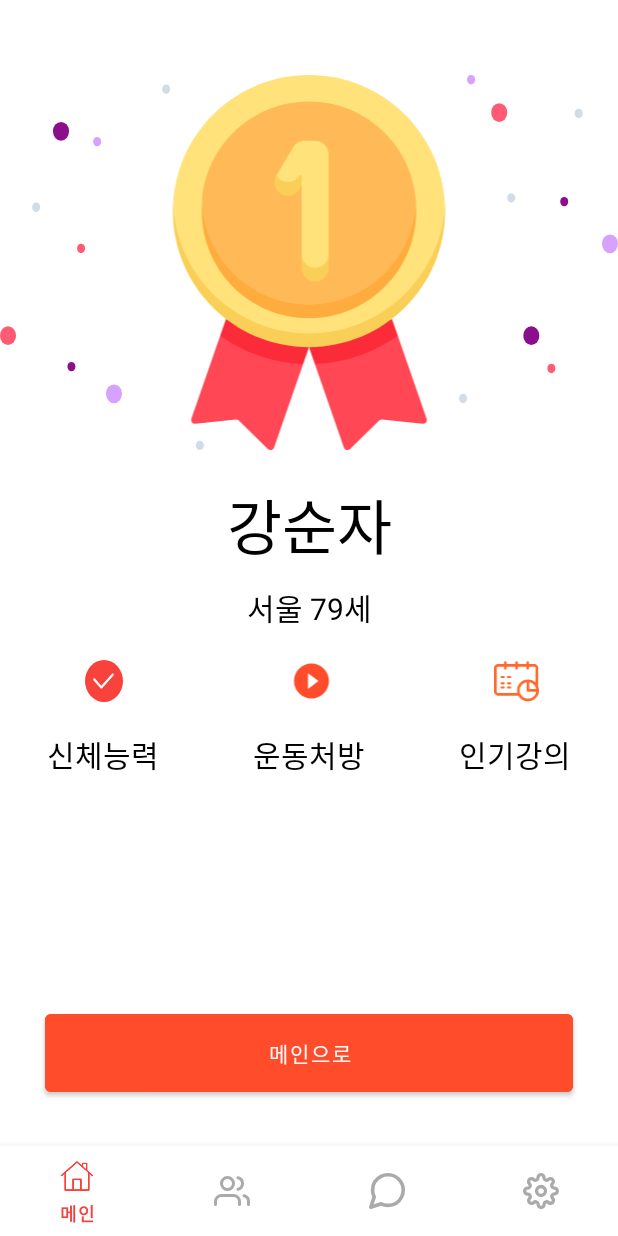
After one commit to Leewongi0731/DataCompetition_ExercisePharmacist, an Android app: the fragment HealthTestResultFragment placed in its activity, on a phone screen of 412 x 824 dp. The commit adds this screen. Run offline under Robolectric (Android 15) with nearby library versions, the phone set to English and light mode, and no system bars.

Commit message:
운동테스트 추가, 설정 추가

```diff
--- a/app/src/main/java/com/example/physicalplatform/health/HealthFragment.java
+++ b/app/src/main/java/com/example/physicalplatform/health/HealthFragment.java
@@ -5,10 +5,13 @@
 import android.view.LayoutInflater;
 import android.view.View;
 import android.view.ViewGroup;
+import android.widget.LinearLayout;
 
 import androidx.annotation.NonNull;
 import androidx.annotation.Nullable;
+import androidx.appcompat.app.AppCompatActivity;
 import androidx.fragment.app.Fragment;
+import androidx.fragment.app.FragmentTransaction;
 import androidx.recyclerview.widget.LinearLayoutManager;
 import androidx.recyclerview.widget.RecyclerView;
 
@@ -31,6 +34,9 @@
     private HealthFragmentRecyclerViewAdapter bestHealthAdapter;
     private HealthFragmentRecyclerViewAdapter trendHealthAdapter;
 
+    private LinearLayout healthTestLinearLayout;
+    private AppCompatActivity activity;
+    private FragmentTransaction transaction;
     @Nullable
     @Override
     public View onCreateView(@NonNull LayoutInflater inflater, @Nullable ViewGroup container, @Nullable Bundle savedInstanceState) {
@@ -38,6 +44,19 @@
         context = container.getContext();
 
         initLayout();
+
+        // click test btn
+        healthTestLinearLayout = viewGroup.findViewById(R.id.healthTestLinearLayout);
+        healthTestLinearLayout.setOnClickListener(new View.OnClickListener(){
+            @Override
+            public void onClick(View v) {
+                activity = (AppCompatActivity)v.getContext();
+                transaction = activity.getSupportFragmentManager().beginTransaction();
+                transaction.replace(R.id.frame_container, new HealthTestFragment());
+                transaction.addToBackStack(null);
+                transaction.commit();
+            }
+        });
 
         return viewGroup;
     }
--- /dev/null
+++ b/app/src/main/java/com/example/physicalplatform/health/HealthTestResultFragment.java
@@ -0,0 +1,79 @@
+package com.example.physicalplatform.health;
+
+import android.content.Context;
+import android.os.Bundle;
+import android.view.LayoutInflater;
+import android.view.View;
+import android.view.ViewGroup;
+import android.widget.Button;
+import android.widget.TextView;
+
+import androidx.annotation.NonNull;
+import androidx.annotation.Nullable;
+import androidx.appcompat.app.AppCompatActivity;
+import androidx.fragment.app.Fragment;
+import androidx.fragment.app.FragmentTransaction;
+
+import com.example.physicalplatform.R;
+
+public class HealthTestResultFragment extends Fragment {
+    private ViewGroup viewGroup;
+    private Context context;
+
+    private String test1;
+    private String test2;
+    private String test3;
+    private TextView healthTestUserName;
+    private TextView healthTestUserPositionAge;
+    private Button healthTestMainBtn;
+
+    private AppCompatActivity activity;
+    private FragmentTransaction transaction;
+    @Nullable
+    @Override
+    public View onCreateView(@NonNull LayoutInflater inflater, @Nullable ViewGroup container, @Nullable Bundle savedInstanceState) {
+        viewGroup = (ViewGroup) inflater.inflate(R.layout.health_test_result, container, false);
+        context = container.getContext();
+
+
+        Bundle bundle=getArguments();
+        if(bundle !=null) {
+            test1 = bundle.getString("test1");
+            test2 = bundle.getString("test2");
+            test3 = bundle.getString("test3");
+        }
+
+        getRecommendExercise();
+
+        // set Name
+        healthTestUserName = (TextView)viewGroup.findViewById(R.id.healthTestUserName);
+    //    healthTestUserName.setText("이원기");
+
+        // set position, Age
+        healthTestUserPositionAge = viewGroup.findViewById(R.id.healthTestUserPositionAge);
+     //   healthTestUserPositionAge.setText("서울 88세");
+
+
+        // click homeBtn
+        healthTestMainBtn = viewGroup.findViewById(R.id.healthTestMainBtn);
+        healthTestMainBtn.setOnClickListener(new View.OnClickListener(){
+            @Override
+            public void onClick(View v) {
+                activity = (AppCompatActivity)v.getContext();
+                transaction = activity.getSupportFragmentManager().beginTransaction();
+                transaction.replace(R.id.frame_container, new HealthFragment());
+                transaction.addToBackStack(null);
+                transaction.commit();
+            }
+        });
+
+        return viewGroup;
+    }
+
+
+    private String[] getRecommendExercise(){
+        // 운동추천 모델 돌리고 결과 return
+        String[] recommendExercise = { "목운동", "허리운동" };
+        return recommendExercise;
+    }
+}
--- /dev/null
+++ b/app/src/main/res/drawable/ic_medal.xml
@@ -0,0 +1,39 @@
+<vector xmlns:android="http://schemas.android.com/apk/res/android"
+    android:width="512dp"
+    android:height="512dp"
+    android:viewportWidth="512"
+    android:viewportHeight="512">
+  <path
+      android:pathData="m155.028,355.114 l-20.298,0.99 -39.354,113.066c-1.254,3.601 1.664,7.284 5.457,6.886l55.163,-5.776c1.541,-0.161 3.073,0.372 4.181,1.455l39.655,38.779c2.726,2.666 7.3,1.591 8.553,-2.01l39.611,-113.805 -11.68,-11.336z"
+      android:fillColor="#ff4755"/>
+  <path
+      android:pathData="m247.996,394.699 l8.004,-22.995 -113.29,-38.526 -7.98,22.927c32.17,22.955 71.122,37.007 113.266,38.594z"
+      android:fillColor="#fc2b3a"/>
+  <path
+      android:pathData="m356.972,355.114 l20.298,0.99 39.354,113.066c1.254,3.601 -1.664,7.284 -5.457,6.886l-55.163,-5.776c-1.541,-0.161 -3.073,0.372 -4.18,1.455l-39.655,38.779c-2.726,2.666 -7.3,1.591 -8.553,-2.01l-39.611,-113.805 11.68,-11.336z"
+      android:fillColor="#ff4755"/>
+  <path
+      android:pathData="m264.004,394.699 l-8.004,-22.995 113.29,-38.526 7.98,22.927c-32.17,22.955 -71.122,37.007 -113.266,38.594z"
+      android:fillColor="#fc2b3a"/>
+  <path
+      android:pathData="m256,360.116c-185.852,0 -185.774,-180.529 -185.62,-183.632 4.879,-98.29 86.118,-176.484 185.62,-176.484s180.741,78.194 185.62,176.485c0.154,3.103 0.232,183.631 -185.62,183.631z"
+      android:fillColor="#ffe27a"/>
+  <path
+      android:pathData="m256,352.969c-99.502,0 -180.738,-78.194 -185.618,-176.485 -0.154,3.103 -0.234,6.226 -0.234,9.367 0,102.643 83.209,185.852 185.852,185.852s185.852,-83.209 185.852,-185.852c0,-3.142 -0.08,-6.264 -0.234,-9.367 -4.88,98.291 -86.116,176.485 -185.618,176.485z"
+      android:fillColor="#f9cf58"/>
+  <path
+      android:pathData="m256,320.126c-146.117,0 -146.313,-143.682 -146.117,-146.78 4.831,-76.496 68.403,-137.044 146.117,-137.044s141.286,60.548 146.117,137.044c0.196,3.097 0,146.78 -146.117,146.78z"
+      android:fillColor="#ffba57"/>
+  <path
+      android:pathData="m256,313.529c-77.713,0 -141.274,-60.55 -146.105,-137.045 -0.196,3.098 -0.307,6.22 -0.307,9.367 0,80.861 65.551,146.412 146.412,146.412s146.412,-65.551 146.412,-146.412c0,-3.148 -0.111,-6.269 -0.307,-9.367 -4.831,76.495 -68.392,137.045 -146.105,137.045z"
+      android:fillColor="#ffac3e"/>
+  <path
+      android:pathData="m264.35,272.82c-10.165,0 -18.406,-8.24 -18.406,-18.406v-9.735,-93.416s-11.013,11.045 -24.19,4.418c-10.274,-5.167 -10.274,-18.466 -10.274,-18.466l22.693,-38.306c3.314,-5.594 9.334,-9.025 15.836,-9.025h14.341c10.165,0 18.406,8.24 18.406,18.406v136.389,9.735c0,10.166 -8.241,18.406 -18.406,18.406z"
+      android:fillColor="#ffe27a"/>
+  <path
+      android:pathData="m243.415,136.8c-4.885,8.247 -15.272,11.823 -23.935,7.718 -3.506,-1.661 -6.209,-4.242 -8.006,-7.29 -5.111,8.646 -2.344,19.769 6.166,25.024 8.776,5.42 20.503,2.184 25.759,-6.691l2.546,-4.299v-13.771c0,-1.382 -1.825,-1.881 -2.53,-0.691z"
+      android:fillColor="#f9cf58"/>
+  <path
+      android:pathData="m264.35,263.085c-10.165,0 -18.406,-8.24 -18.406,-18.406v18.735c0,10.166 8.241,18.406 18.406,18.406s18.406,-8.24 18.406,-18.406v-18.735c0,10.166 -8.241,18.406 -18.406,18.406z"
+      android:fillColor="#f9cf58"/>
+</vector>
--- /dev/null
+++ b/app/src/main/res/drawable/ic_medal_background.xml
@@ -0,0 +1,114 @@
+<vector xmlns:android="http://schemas.android.com/apk/res/android"
+    android:width="385dp"
+    android:height="200dp"
+    android:viewportWidth="385"
+    android:viewportHeight="200">
+  <path
+      android:pathData="M311,20m-5,0a5,5 0,1 1,10 0a5,5 0,1 1,-10 0"
+      android:strokeWidth="1"
+      android:fillColor="#FF5B74"
+      android:fillType="evenOdd"
+      android:strokeColor="#00000000"/>
+  <path
+      android:pathData="M331,139m-5,0a5,5 0,1 1,10 0a5,5 0,1 1,-10 0"
+      android:strokeWidth="1"
+      android:fillColor="#8B0E8B"
+      android:fillType="evenOdd"
+      android:strokeColor="#00000000"/>
+  <path
+      android:pathData="M380,90m-5,0a5,5 0,1 1,10 0a5,5 0,1 1,-10 0"
+      android:strokeWidth="1"
+      android:fillColor="#D6A1FF"
+      android:fillType="evenOdd"
+      android:strokeColor="#00000000"/>
+  <path
+      android:pathData="M5,139m-5,0a5,5 0,1 1,10 0a5,5 0,1 1,-10 0"
+      android:strokeWidth="1"
+      android:fillColor="#FF5B74"
+      android:fillType="evenOdd"
+      android:strokeColor="#00000000"/>
+  <path
+      android:pathData="M71,170m-5,0a5,5 0,1 1,10 0a5,5 0,1 1,-10 0"
+      android:strokeWidth="1"
+      android:fillColor="#D6A1FF"
+      android:fillType="evenOdd"
+      android:strokeColor="#00000000"/>
+  <path
+      android:pathData="M38,30m-5,0a5,5 0,1 1,10 0a5,5 0,1 1,-10 0"
+      android:strokeWidth="1"
+      android:fillColor="#8B0E8B"
+      android:fillType="evenOdd"
+      android:strokeColor="#00000000"/>
+  <path
+      android:pathData="M60.5,35.5m-2.5,0a2.5,2.5 0,1 1,5 0a2.5,2.5 0,1 1,-5 0"
+      android:strokeWidth="1"
+      android:fillColor="#D6A1FF"
+      android:fillType="evenOdd"
+      android:strokeColor="#00000000"/>
+  <path
+      android:pathData="M50.5,92.5m-2.5,0a2.5,2.5 0,1 1,5 0a2.5,2.5 0,1 1,-5 0"
+      android:strokeWidth="1"
+      android:fillColor="#FF5B74"
+      android:fillType="evenOdd"
+      android:strokeColor="#00000000"/>
+  <path
+      android:pathData="M103.5,7.5m-2.5,0a2.5,2.5 0,1 1,5 0a2.5,2.5 0,1 1,-5 0"
+      android:strokeWidth="1"
+      android:fillColor="#D1DCE6"
+      android:fillType="evenOdd"
+      android:strokeColor="#00000000"/>
+  <path
+      android:pathData="M318.5,65.5m-2.5,0a2.5,2.5 0,1 1,5 0a2.5,2.5 0,1 1,-5 0"
+      android:strokeWidth="1"
+      android:fillColor="#D1DCE6"
+      android:fillType="evenOdd"
+      android:strokeColor="#00000000"/>
+  <path
+      android:pathData="M360.5,20.5m-2.5,0a2.5,2.5 0,1 1,5 0a2.5,2.5 0,1 1,-5 0"
+      android:strokeWidth="1"
+      android:fillColor="#D1DCE6"
+      android:fillType="evenOdd"
+      android:strokeColor="#00000000"/>
+  <path
+      android:pathData="M288.5,172.5m-2.5,0a2.5,2.5 0,1 1,5 0a2.5,2.5 0,1 1,-5 0"
+      android:strokeWidth="1"
+      android:fillColor="#D1DCE6"
+      android:fillType="evenOdd"
+      android:strokeColor="#00000000"/>
+  <path
+      android:pathData="M22.5,70.5m-2.5,0a2.5,2.5 0,1 1,5 0a2.5,2.5 0,1 1,-5 0"
+      android:strokeWidth="1"
+      android:fillColor="#D1DCE6"
+      android:fillType="evenOdd"
+      android:strokeColor="#00000000"/>
+  <path
+      android:pathData="M124.5,197.5m-2.5,0a2.5,2.5 0,1 1,5 0a2.5,2.5 0,1 1,-5 0"
+      android:strokeWidth="1"
+      android:fillColor="#D1DCE6"
+      android:fillType="evenOdd"
+      android:strokeColor="#00000000"/>
+  <path
+      android:pathData="M44.5,155.5m-2.5,0a2.5,2.5 0,1 1,5 0a2.5,2.5 0,1 1,-5 0"
+      android:strokeWidth="1"
+      android:fillColor="#8B0E8B"
+      android:fillType="evenOdd"
+      android:strokeColor="#00000000"/>
+  <path
+      android:pathData="M343.5,156.5m-2.5,0a2.5,2.5 0,1 1,5 0a2.5,2.5 0,1 1,-5 0"
+      android:strokeWidth="1"
+      android:fillColor="#FF5B74"
+      android:fillType="evenOdd"
+      android:strokeColor="#00000000"/>
+  <path
+      android:pathData="M351.5,67.5m-2.5,0a2.5,2.5 0,1 1,5 0a2.5,2.5 0,1 1,-5 0"
+      android:strokeWidth="1"
+      android:fillColor="#8B0E8B"
+      android:fillType="evenOdd"
+      android:strokeColor="#00000000"/>
+  <path
+      android:pathData="M293.5,2.5m-2.5,0a2.5,2.5 0,1 1,5 0a2.5,2.5 0,1 1,-5 0"
+      android:strokeWidth="1"
+      android:fillColor="#D6A1FF"
+      android:fillType="evenOdd"
+      android:strokeColor="#00000000"/>
+</vector>
--- /dev/null
+++ b/app/src/main/res/layout/health_test_result.xml
@@ -0,0 +1,125 @@
+<?xml version="1.0" encoding="utf-8"?>
+<LinearLayout xmlns:android="http://schemas.android.com/apk/res/android"
+    android:layout_width="match_parent"
+    android:layout_height="match_parent"
+    android:orientation="vertical"
+    >
+
+
+    <ImageView
+        android:layout_width="match_parent"
+        android:layout_height="250dp"
+        android:layout_marginTop="50dp"
+        android:src="@drawable/ic_medal"
+        android:background="@drawable/ic_medal_background"
+        />
+
+    <TextView
+        android:id="@+id/healthTestUserName"
+        android:layout_width="match_parent"
+        android:layout_height="wrap_content"
+        android:layout_marginTop="20dp"
+        android:text="강순자"
+        android:textSize="40sp"
+        android:textColor="@color/black"
+        android:gravity="center"
+        />
+
+    <TextView
+        android:id="@+id/healthTestUserPositionAge"
+        android:layout_width="match_parent"
+        android:layout_height="wrap_content"
+        android:text="서울 79세"
+        android:textSize="20sp"
+        android:textColor="@color/black"
+        android:gravity="center"
+        android:layout_marginTop="10dp"
+        />
+
+    <LinearLayout
+        android:layout_width="match_parent"
+        android:layout_height="wrap_content"
+        android:orientation="horizontal"
+        android:weightSum="3"
+        android:layout_marginTop="20dp"
+        >
+        <ImageView
+            android:layout_width="wrap_content"
+            android:layout_height="match_parent"
+            android:src="@drawable/ic_check"
+            android:layout_weight="1"
+            />
+        <ImageView
+            android:layout_width="wrap_content"
+            android:layout_height="match_parent"
+            android:src="@drawable/ic_play_video"
+            android:layout_weight="1"
+            />
+        <ImageView
+            android:layout_width="wrap_content"
+            android:layout_height="match_parent"
+            android:src="@drawable/ic_calendar"
+            android:layout_weight="1"
+            />
+    </LinearLayout>
+
+    <LinearLayout
+        android:layout_width="match_parent"
+        android:layout_height="wrap_content"
+        android:orientation="horizontal"
+        android:weightSum="3"
+        android:layout_marginTop="20dp"
+        >
+        <TextView
+            android:layout_width="wrap_content"
+            android:layout_height="wrap_content"
+            android:text="신체능력"
+            android:textSize="20sp"
+            android:textColor="@color/black"
+            android:gravity="center"
+            android:layout_weight="1"
+            />
+        <TextView
+            android:layout_width="wrap_content"
+            android:layout_height="wrap_content"
+            android:text="운동처방"
+            android:textSize="20sp"
+            android:textColor="@color/black"
+            android:gravity="center"
+            android:layout_weight="1"
+            />
+        <TextView
+            android:layout_width="wrap_content"
+            android:layout_height="wrap_content"
+            android:text="인기강의"
+            android:textSize="20sp"
+            android:textColor="@color/black"
+            android:gravity="center"
+            android:layout_weight="1"
+            />
+    </LinearLayout>
+
+
+    <RelativeLayout
+        android:layout_width="match_parent"
+        android:layout_height="match_parent"
+        >
+
+        <Button
+            android:id="@+id/healthTestMainBtn"
+            android:layout_width="match_parent"
+            android:layout_height="wrap_content"
+
+            android:layout_alignParentBottom="true"
+            android:layout_gravity="bottom"
+            android:layout_marginLeft="30dp"
+            android:layout_marginRight="30dp"
+            android:layout_marginBottom="30dp"
+            android:padding="15dp"
+            android:text="메인으로"
+            android:backgroundTint="@color/custom_red"
+            />
+    </RelativeLayout>
+
+
+</LinearLayout>
```
Also changed, not shown: app/src/main/java/com/example/physicalplatform/health/HealthTestFragment.java (added, +67 -0 lines), app/src/main/res/drawable/ic_health_test.xml (added, +24 -0 lines), app/src/main/res/layout/health_page.xml (+34 -0 lines), app/src/main/res/layout/health_test.xml (added, +100 -0 lines).
